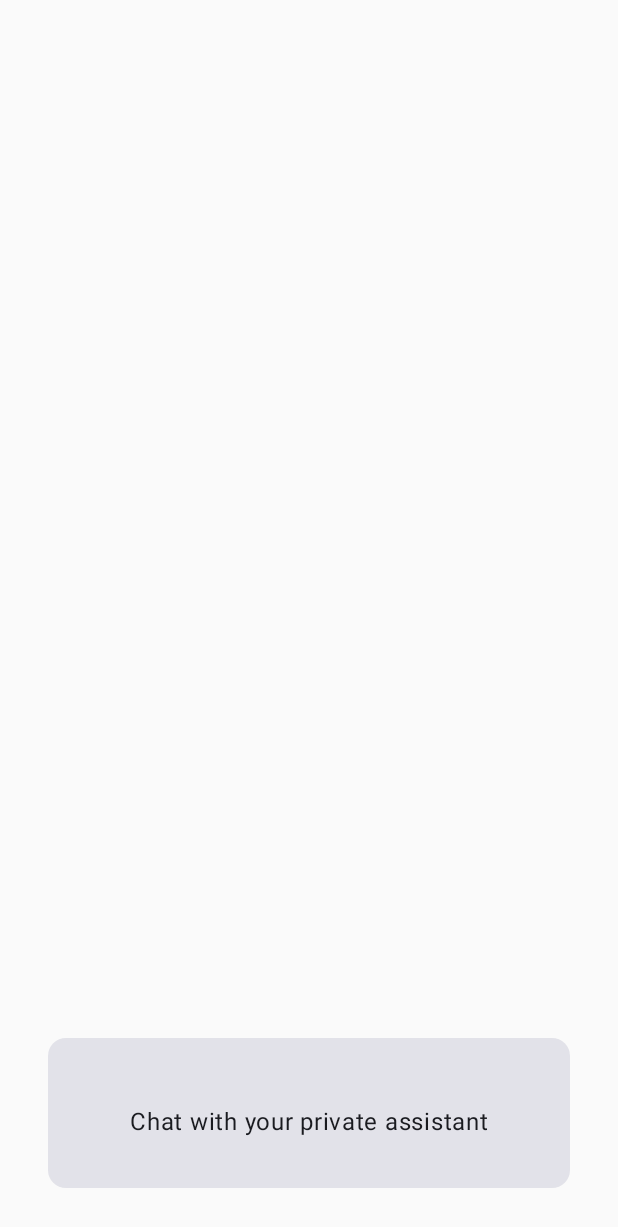
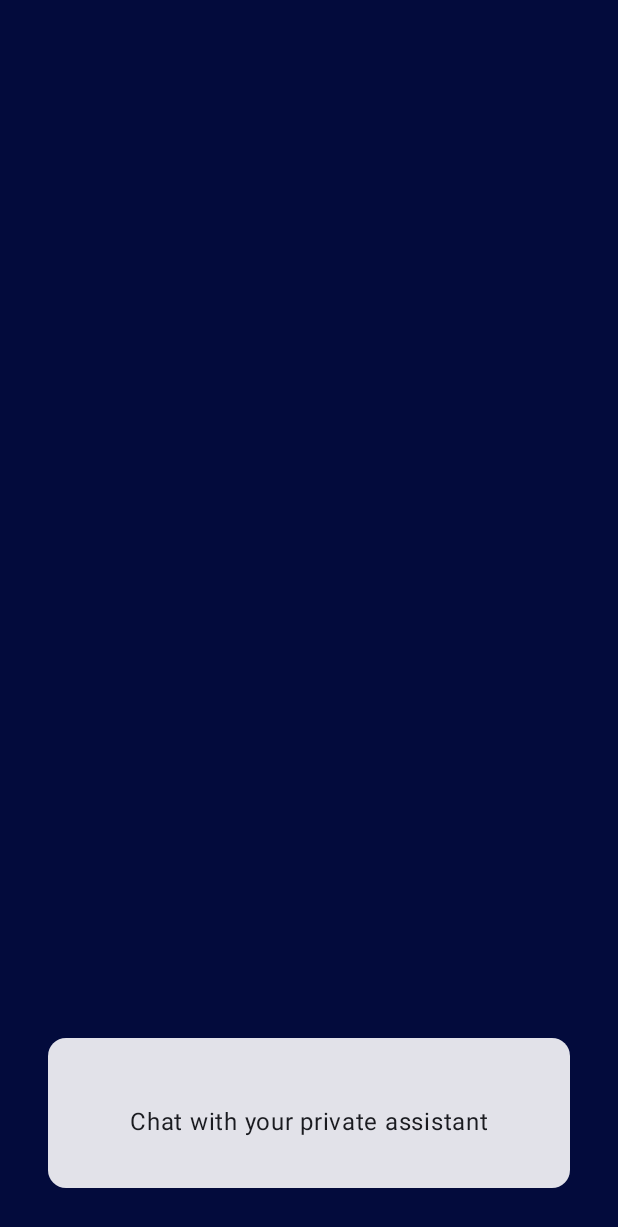
Before and after one commit to Aleksandra-sz/Cardio-App-v1, an Android app built with Jetpack Compose: the screen it shows after launch (MainActivity), on a phone screen of 412 x 824 dp. Shown: the top 1227 px of the screen. Run offline under Robolectric (Android 15) with nearby library versions, the phone set to English and light mode, and no system bars.

Commit message:
Added class with colors

```diff
--- a/app/src/main/java/com/example/cardioapp/HomeScreen.kt
+++ b/app/src/main/java/com/example/cardioapp/HomeScreen.kt
@@ -1,4 +1,5 @@
 package com.example.cardioapp
+import androidx.compose.foundation.background
 import androidx.compose.foundation.clickable
 import androidx.compose.foundation.layout.Box
 import androidx.compose.foundation.layout.Column
@@ -12,11 +13,14 @@ import androidx.compose.material3.Text
 import androidx.compose.runtime.Composable
 import androidx.compose.ui.Alignment
 import androidx.compose.ui.Modifier
+import androidx.compose.ui.graphics.Color
 import androidx.compose.ui.tooling.preview.Preview
 import androidx.compose.ui.unit.dp
 import androidx.navigation.NavHostController
 import androidx.navigation.compose.rememberNavController
 import com.example.cardioapp.ui.theme.CARDIOAPPTheme
+import com.example.cardioapp.ui.theme.CardioColors
+
 
 
 @Composable
@@ -25,6 +29,7 @@ fun  HomeScreen (
 ) {
     Column(
         modifier = Modifier
+            .background(color = CardioColors().DarkBlue1)
         .padding(16.dp)
         .fillMaxSize()) {
         Spacer(modifier = Modifier.weight(1f))
--- a/app/src/main/java/com/example/cardioapp/ui/theme/Color.kt
+++ b/app/src/main/java/com/example/cardioapp/ui/theme/Color.kt
@@ -2,6 +2,7 @@ package com.example.cardioapp.ui.theme
 
 import androidx.compose.ui.graphics.Color
 
+class CardioColors(){
 val Purple80 = Color(0xFFD0BCFF)
 val PurpleGrey80 = Color(0xFFCCC2DC)
 val Pink80 = Color(0xFFEFB8C8)
@@ -9,3 +10,6 @@ val Pink80 = Color(0xFFEFB8C8)
 val Purple40 = Color(0xFF6650a4)
 val PurpleGrey40 = Color(0xFF625b71)
 val Pink40 = Color(0xFF7D5260)
+val DarkBlue1 = Color(0xFF030B3C)
+val DarkBlue2 = Color(0xFF030931)
+}
--- a/app/src/main/java/com/example/cardioapp/ui/theme/Theme.kt
+++ b/app/src/main/java/com/example/cardioapp/ui/theme/Theme.kt
@@ -12,15 +12,15 @@ import androidx.compose.runtime.Composable
 import androidx.compose.ui.platform.LocalContext
 
 private val DarkColorScheme = darkColorScheme(
-    primary = Purple80,
-    secondary = PurpleGrey80,
-    tertiary = Pink80
+    primary = CardioColors().Purple40,
+    secondary = CardioColors().PurpleGrey80,
+    tertiary = CardioColors().Pink80
 )
 
 private val LightColorScheme = lightColorScheme(
-    primary = Purple40,
-    secondary = PurpleGrey40,
-    tertiary = Pink40
+    primary = CardioColors().Purple40,
+    secondary = CardioColors().PurpleGrey40,
+    tertiary = CardioColors().Pink40
 
     /* Other default colors to override
     background = Color(0xFFFFFBFE),
--- a/app/src/main/res/values/colors.xml
+++ b/app/src/main/res/values/colors.xml
@@ -7,4 +7,9 @@
     <color name="teal_700">#FF018786</color>
     <color name="black">#FF000000</color>
     <color name="white">#FFFFFFFF</color>
+    <color name="light_blue">#233C75</color>
+    <color name="dark_blue0">#08165D</color>
+    <color name="dark_blue1">#030B3C</color>
+    <color name="dark_blue2">#030931</color>
+    <color name="dark_blue3">#12358A</color>
 </resources>
```
Also changed, not shown: app/src/main/java/com/example/cardioapp/ChatScreen.kt (+18 -19 lines).
